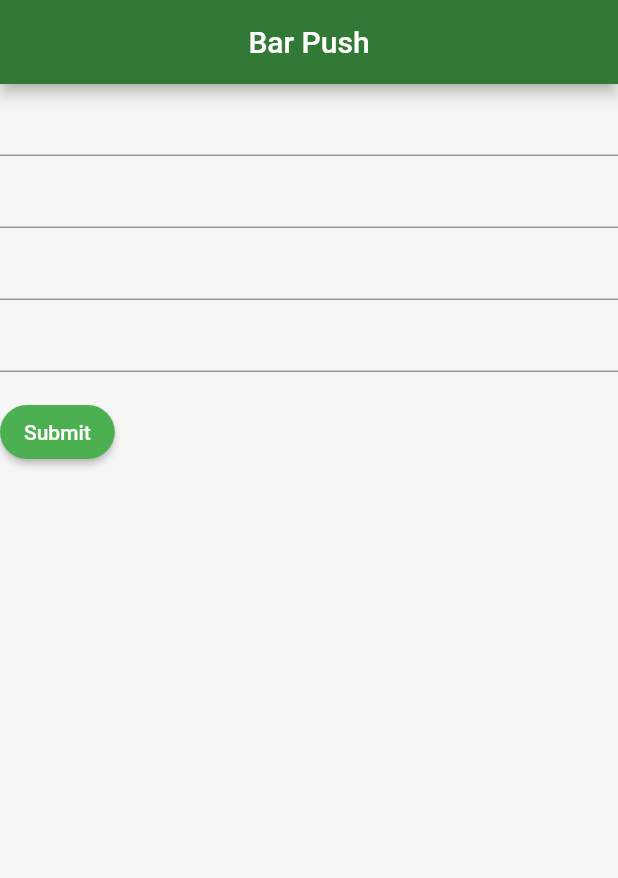
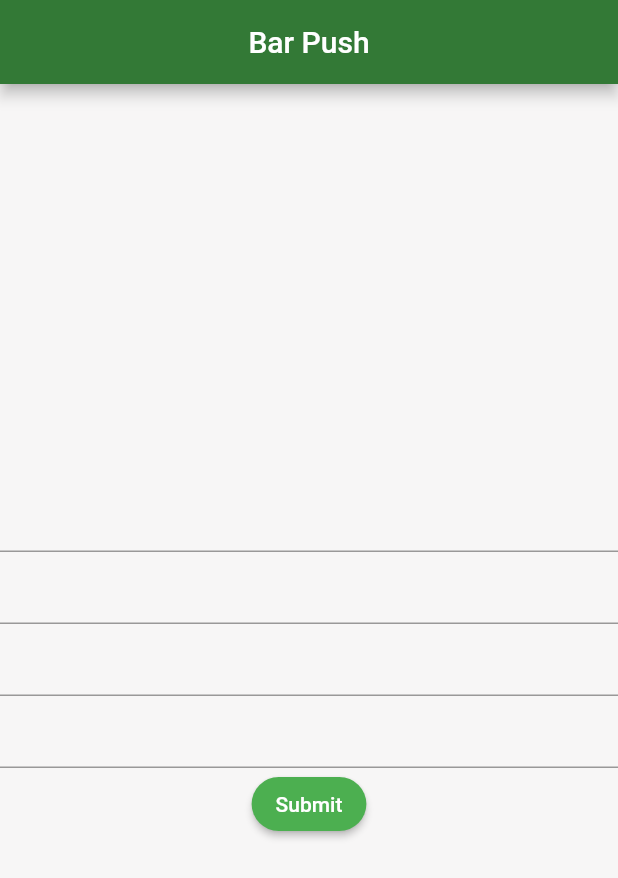
Before and after one commit to jcolon030/DevPost-Code-Green, a Flutter app: the screen it shows after launch, on a phone screen of 412 x 824 dp. Shown: the top 878 px of the screen. Run offline on Flutter 3.47's test engine with Material 2 defaults, Android fonts, the phone set to English and light mode, and no system bars; our stand-ins replace firebase_auth, firebase_core, firebase_database, google_maps_flutter; accounts and stored records are empty.

Commit message:
Update sign_up.dart

```diff
--- a/lib/sign_up.dart
+++ b/lib/sign_up.dart
@@ -67,10 +67,13 @@ class MyCustomFormState extends State<MyCustomForm> {
           centerTitle: true,
           title: const Text('Bar Push'),
         ),
-        body: Form(
+        body: Column(
+          mainAxisAlignment: MainAxisAlignment.center,
+          crossAxisAlignment: CrossAxisAlignment.center,
+          children: [
+            Form(
               key: _formKey,
               child: Column(
-            crossAxisAlignment: CrossAxisAlignment.start,
                 children: [
                   TextFormField(
                     controller: email,
@@ -112,16 +115,15 @@ class MyCustomFormState extends State<MyCustomForm> {
                       return null;
                     },
                   ),
-              Padding(
-                padding: const EdgeInsets.symmetric(vertical: 16.0),
-                child: ElevatedButton(
+                ],
+              ),
+            ),
+            ElevatedButton(
               onPressed: () {
                 _getText();
                 submit_user();
-                    Navigator.push(
-                        context,
-                        MaterialPageRoute(
-                            builder: (context) => const MyApp2()));
+                Navigator.push(context,
+                    MaterialPageRoute(builder: (context) => const MyApp2()));
                 // Validate returns true if the form is valid, or false otherwise.
                 if (_formKey.currentState!.validate()) {
                   // If the form is valid, display a snackbar. In the real world,
@@ -132,10 +134,8 @@ class MyCustomFormState extends State<MyCustomForm> {
                 }
               },
               child: const Text('Submit'),
-                ),
-              ),
+            )
           ],
-          ),
         ));
   }
 }
```
Lines whose indentation alone changed are shown as unchanged.
